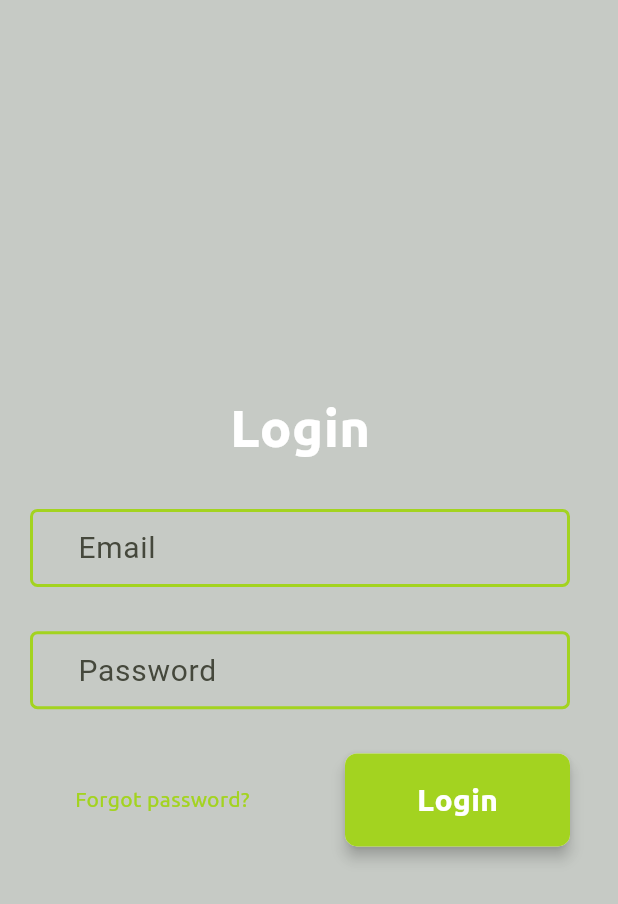
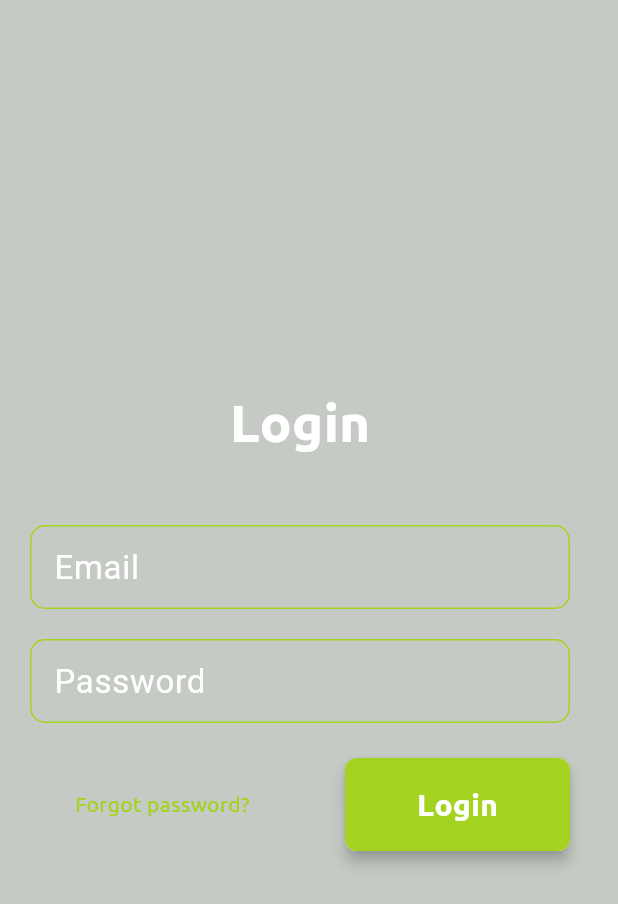
Before and after one commit to Bilal-Naeem12/flutter_project, a Flutter app: the screen it shows after launch, after a tap on "Login", on a phone screen of 412 x 824 dp. Shown: the top 904 px of the screen. Run offline on Flutter 3.47's test engine with Material 3 defaults, Android fonts, the phone set to English and light mode, and no system bars; drawn by our look-alikes of loading_overlay; our stand-ins replace firebase_auth, firebase_core, firebase_database, google_sign_in, rflutter_alert; missing offline and left inert: syncfusion_flutter_pdfviewer; accounts and stored records are empty; network calls fail.

Commit message:
app drawer login signup everything is working

```diff
--- a/lib/components/components.dart
+++ b/lib/components/components.dart
@@ -204,7 +204,7 @@ class CustomBottomScreen extends StatelessWidget {
 Alert signUpAlert({
   required Function onPressed,
   required String title,
-  required String desc,
+  String desc = "",
   required String btnText,
   required BuildContext context,
 }) {
--- a/lib/components/validatorFucntions.dart
+++ b/lib/components/validatorFucntions.dart
@@ -7,7 +7,7 @@ TextValidator(value) {
   return null;
 }
 
-String? EmailValidator(String value) {
+EmailValidator(value) {
   if (value.isEmpty) {
     return 'Email is required';
   } else if (!isEmailValid(value)) {
--- a/lib/main.dart
+++ b/lib/main.dart
@@ -1,6 +1,7 @@
 import 'package:flutter/material.dart';
 import 'package:semster_project/constants.dart';
 import 'package:semster_project/firebase_options.dart';
+import 'package:semster_project/screens/avatar.dart';
 import 'package:semster_project/screens/new_screen.dart';
 import 'package:semster_project/screens/pdf_read.dart';
 import 'package:semster_project/screens/splash_screen.dart';
@@ -26,6 +27,7 @@ class MyApp extends StatelessWidget {
     return MaterialApp(
       debugShowCheckedModeBanner: false,
       theme: ThemeData(
+          drawerTheme: DrawerThemeData(backgroundColor: Colors.black),
           colorScheme: ColorScheme.fromSeed(
               seedColor: kTextColor,
               primary: kTextColor,
--- /dev/null
+++ b/lib/models/active_user.dart
@@ -0,0 +1,5 @@
+import 'package:semster_project/models/user.dart';
+
+class ActiveUser {
+  static Usermodel? active;
+}
--- /dev/null
+++ b/lib/models/user.dart
@@ -0,0 +1,8 @@
+class Usermodel {
+  final String email;
+  final String password;
+
+  final String image;
+
+  Usermodel({required this.email, required this.password, this.image = ""});
+}
--- a/lib/screens/login_screen.dart
+++ b/lib/screens/login_screen.dart
@@ -1,5 +1,8 @@
-import 'package:firebase_database/firebase_database.dart';
 import 'package:flutter/material.dart';
+import 'package:semster_project/components/validatorFucntions.dart';
+import 'package:semster_project/models/active_user.dart';
+import 'package:semster_project/models/user.dart';
+import 'package:semster_project/sevice/database.dart';
 import '../components/components.dart';
 import '../constants.dart';
 import 'welcome_screen.dart';
@@ -16,8 +19,8 @@ class LoginScreen extends StatefulWidget {
 }
 
 class _LoginScreenState extends State<LoginScreen> {
-  final _auth = FirebaseAuth.instance;
-  final databaseRef = FirebaseDatabase.instance.ref("users");
+  final _formKey = GlobalKey<FormState>();
+  late Usermodel user;
   late String _email;
   late String _password;
   bool _saving = false;
@@ -46,28 +49,34 @@ class _LoginScreenState extends State<LoginScreen> {
                       crossAxisAlignment: CrossAxisAlignment.center,
                       children: [
                         const ScreenTitle(title: 'Login'),
-                        CustomTextField(
-                          textField: TextField(
+                        Form(
+                          key: _formKey,
+                          child: Column(
+                            children: [
+                              CustomFormField(
+                                textFormField: TextFormField(
+                                  style: TextStyle(color: kBackgroundColor),
+                                  validator: (val) => EmailValidator(val),
                                   onChanged: (value) {
                                     _email = value;
                                   },
-                              style: const TextStyle(
-                                  fontSize: 20, color: kBackgroundColor),
-                              decoration: kTextInputDecoration.copyWith(
-                                  hintText: 'Email')),
+                                  decoration: kTextInputDecorationWriter(
+                                      "Email", "Enter Email"),
                                 ),
-                        CustomTextField(
-                          textField: TextField(
+                              ),
+                              CustomFormField(
+                                textFormField: TextFormField(
+                                  style: TextStyle(color: kBackgroundColor),
+                                  validator: (val) => TextValidator(val),
                                   obscureText: true,
                                   onChanged: (value) {
                                     _password = value;
                                   },
-                            style: const TextStyle(
-                              color: kBackgroundColor,
-                              fontSize: 20,
+                                  decoration: kTextInputDecorationWriter(
+                                      "Password", "Enter Password"),
                                 ),
-                            decoration: kTextInputDecoration.copyWith(
-                                hintText: 'Password'),
+                              ),
+                            ],
                           ),
                         ),
                         CustomBottomScreen(
@@ -75,36 +84,35 @@ class _LoginScreenState extends State<LoginScreen> {
                           heroTag: 'login_btn',
                           question: 'Forgot password?',
                           buttonPressed: () async {
-                            FocusManager.instance.primaryFocus?.unfocus();
-                            setState(() {
-                              _saving = true;
-                            });
                             try {
-                              UserCredential? firebaseUser =
-                                  await _auth.signInWithEmailAndPassword(
-                                      email: _email, password: _password);
+                              if (_formKey.currentState!.validate()) {
+                                await DatabaseMethods().fetchUsers(_email).then(
+                                    (value) => setState(() => user = value));
 
-                              if (context.mounted) {
+                                print(user.image);
+                                if (user.email == _email &&
+                                    user.password == _password) {
+                                  ActiveUser.active = user;
                                   setState(() {
                                     _saving = false;
-                                  Navigator.popAndPushNamed(
-                                      context, LoginScreen.id);
                                   });
                                   Navigator.push(
                                       context,
                                       MaterialPageRoute(
-                                        builder: (context) => WelcomeScreen()));
+                                          builder: (context) =>
+                                              WelcomeScreen()));
+                                } else {
+                                  throw Exception();
+                                }
                               }
                             } catch (e) {
-                              // ignore: use_build_context_synchronously
                               signUpAlert(
                                 context: context,
                                 onPressed: () {
                                   setState(() {
                                     _saving = false;
+                                    Navigator.pop(context);
                                   });
-                                  Navigator.popAndPushNamed(
-                                      context, LoginScreen.id);
                                 },
                                 title: 'WRONG PASSWORD OR EMAIL',
                                 desc:
--- a/lib/screens/new_screen.dart
+++ b/lib/screens/new_screen.dart
@@ -7,6 +7,7 @@ import 'package:firebase_database/ui/firebase_animated_list.dart';
 import 'package:flutter/material.dart';
 import 'package:semster_project/components/components.dart';
 import 'package:semster_project/components/novelCard.dart';
+import 'package:semster_project/constants.dart';
 import 'package:semster_project/models/novel.dart';
 
 class NewScreen extends StatefulWidget {
@@ -28,6 +29,7 @@ class _NewScreenState extends State<NewScreen> {
   @override
   Widget build(BuildContext context) {
     return Scaffold(
+        endDrawer: kDrawer(context),
         appBar: AppBar(
             title: ScreenTitle(
           title: "Novels",
```
Also changed, not shown: lib/components/avatarImg.dart (added, +20 -0 lines), lib/constants.dart (+74 -2 lines), lib/screens/avatar.dart (added, +109 -0 lines), lib/screens/genres_screens.dart (+1 -6 lines), lib/screens/signup_screen.dart (+60 -82 lines), lib/sevice/database.dart (+37 -0 lines). Lines whose indentation alone changed are shown as unchanged.
